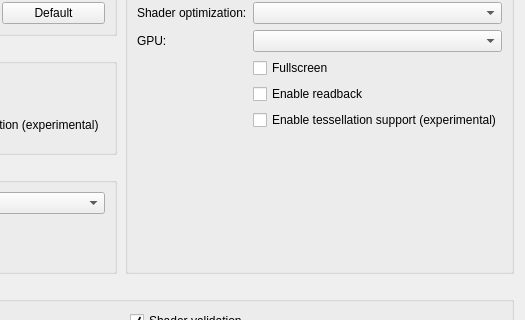
Qt form src/launcher/forms/configuration_edit_dialog.ui (KytyPS5/KytyPS5) before a commit; both pictures show x 242 to 767 and y 123 to 443 of the 767 by 620 pixel window.
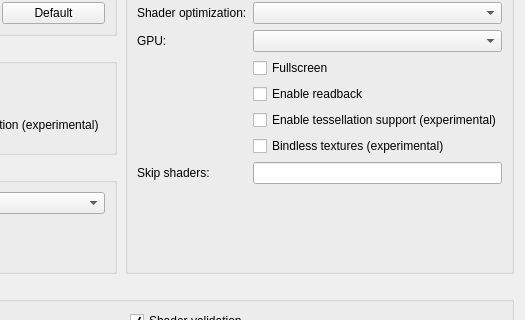
The same form after that commit. Custom widgets are drawn as their Qt base class.

Commit message: graphics: bindless textures behind --bindless

What changed in the file:
```diff
--- a/src/launcher/forms/configuration_edit_dialog.ui
+++ b/src/launcher/forms/configuration_edit_dialog.ui
@@ -194,6 +194,23 @@
           <property name="text"><string>Enable tessellation support (experimental)</string></property>
          </widget>
         </item>
+        <item row="8" column="1">
+         <widget class="QCheckBox" name="checkBox_bindless">
+          <property name="toolTip"><string>Sample heap-indexed textures through bindless descriptor arrays instead of enumerating them per draw.</string></property>
+          <property name="text"><string>Bindless textures (experimental)</string></property>
+         </widget>
+        </item>
+        <item row="9" column="0">
+         <widget class="QLabel" name="label_skip_shaders">
+          <property name="text"><string>Skip shaders:</string></property>
+         </widget>
+        </item>
+        <item row="9" column="1">
+         <widget class="QLineEdit" name="lineEdit_skip_shaders">
+          <property name="toolTip"><string>Guest shader hashes (hex, comma-separated) whose draws and dispatches are left out</string></property>
+          <property name="clearButtonEnabled"><bool>true</bool></property>
+         </widget>
+        </item>
        </layout>
       </widget>
      </item>
```
The commit also changes 30 other files.
